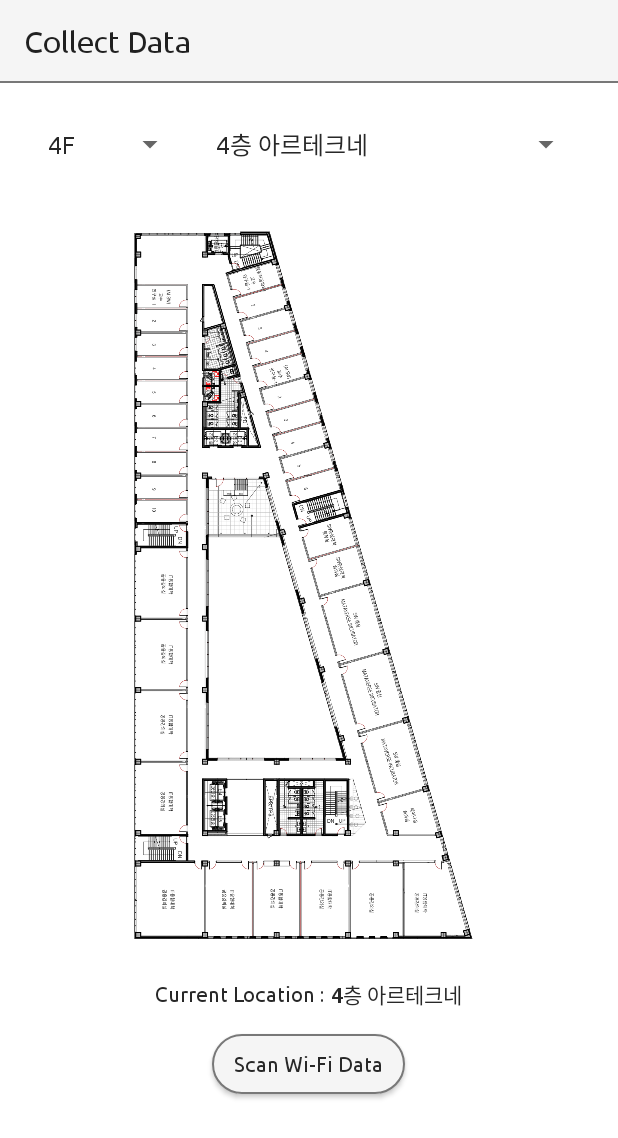
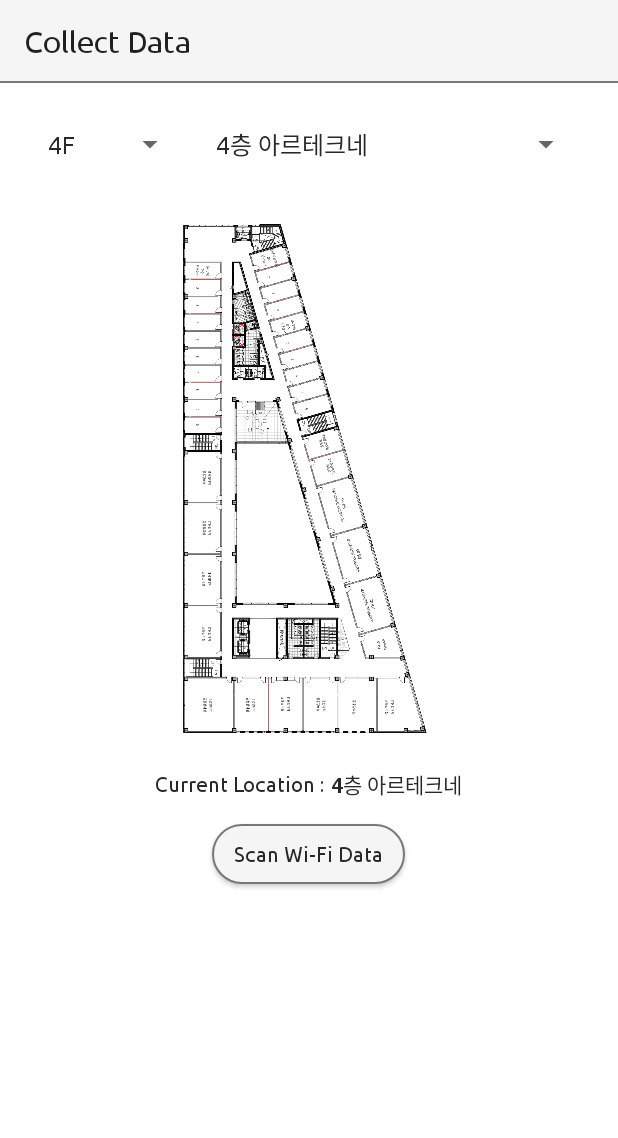
Before and after one commit to 23IoT-Team1/AdminAPP, an Android app: the SelectLocationActivity screen opened directly, with no data from a screen before it, on a phone screen of 412 x 824 dp. Shown: the top 1138 px of the screen. Run offline under Robolectric (Android 15) with nearby library versions, the phone set to English and light mode, and no system bars.

Commit message:
feat: 인범

```diff
--- a/app/src/main/AndroidManifest.xml
+++ b/app/src/main/AndroidManifest.xml
@@ -6,6 +6,8 @@
     <uses-permission android:name="android.permission.ACCESS_FINE_LOCATION" />
     <uses-permission android:name="android.permission.ACCESS_WIFI_STATE" />
     <uses-permission android:name="android.permission.CHANGE_WIFI_STATE" />
+    <uses-permission android:name="android.permission.INTERNET" />
+
 
     <application
         android:allowBackup="true"
@@ -15,6 +17,7 @@
         android:label="@string/app_name"
         android:supportsRtl="true"
         android:theme="@style/Theme.AdminAPP"
+        android:usesCleartextTraffic="true"
         tools:targetApi="31">
         <activity
             android:name=".TestActivity"
--- a/app/src/main/res/layout/activity_select_location.xml
+++ b/app/src/main/res/layout/activity_select_location.xml
@@ -51,7 +51,7 @@
         <ImageView
             android:id="@+id/imageView"
             android:layout_width="wrap_content"
-            android:layout_height="500dp"
+            android:layout_height="360dp"
             android:src="@drawable/floor4" />
 
         <LinearLayout
```
Also changed, not shown: app/src/main/java/com/gachon/adminapp/SenderToServer.java (+16 -3 lines).
